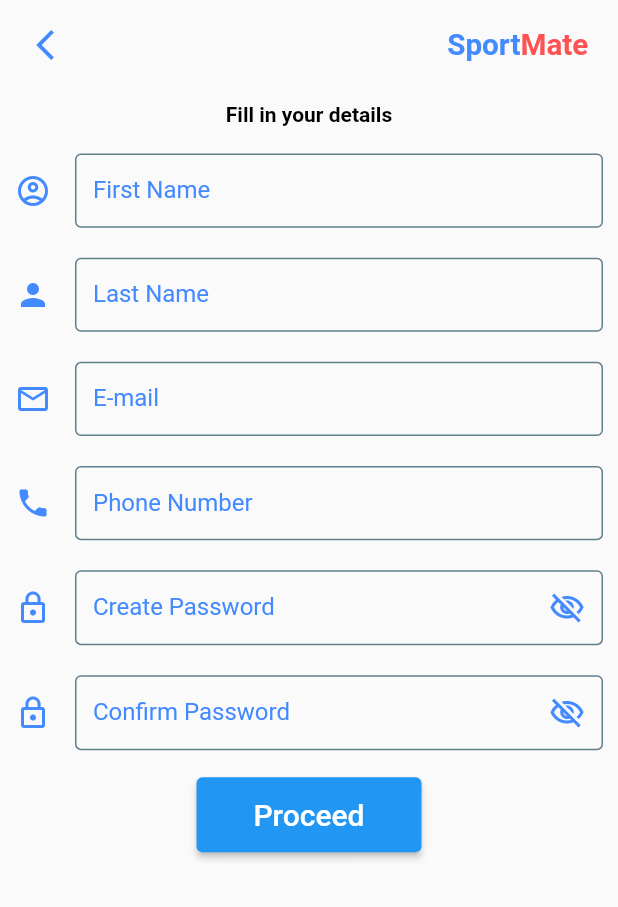
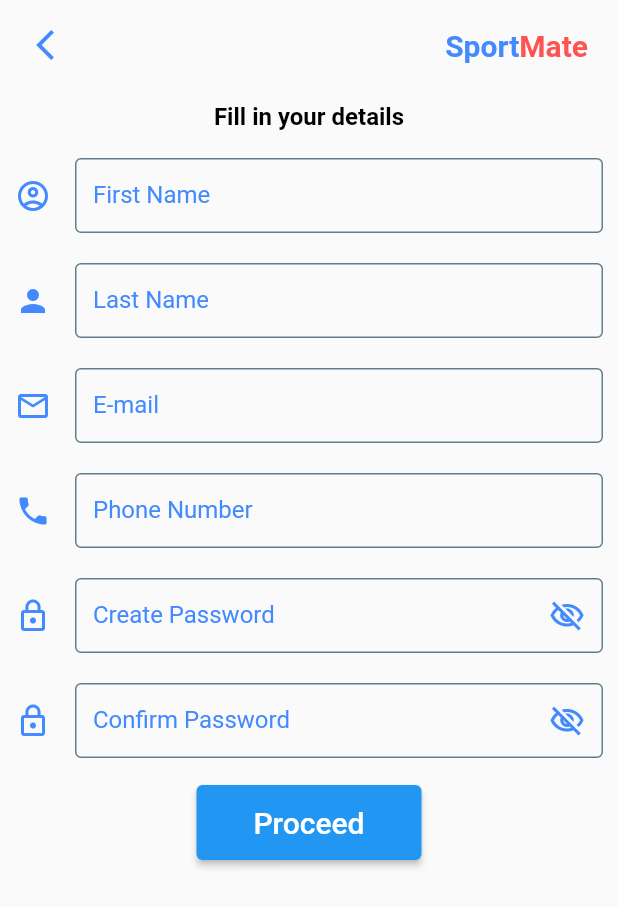
Before and after one commit to oladimeji001/SportMate, a Flutter app: the Register screen opened by its route, on a phone screen of 412 x 824 dp. Shown: the top 907 px of the screen. Run offline on Flutter 3.47's test engine with Material 2 defaults, Android fonts, the phone set to English and light mode, and no system bars; our stand-ins replace flutter_riverpod, localization.

Commit message:
SportMate alpha

```diff
--- a/lib/components/screens/register.dart
+++ b/lib/components/screens/register.dart
@@ -4,8 +4,8 @@ import 'package:sportmate/components/utils/header.dart';
 
 import '../utils/formfield.dart';
 
-bool showText1 = false;
-bool showText2 = false;
+bool _showText1 = false;
+bool _showText2 = false;
 
 class Register extends ConsumerStatefulWidget {
   const Register({super.key});
@@ -15,8 +15,9 @@ class Register extends ConsumerStatefulWidget {
 
 class RegisterState extends ConsumerState<Register> {
 
+  TextEditingController passcontroller1 = TextEditingController();
   TextEditingController passcontroller2 = TextEditingController();
-  TextEditingController passcontroller1 = TextEditingController();
+  TextEditingController emailcontroller = TextEditingController();
   @override
   Widget build(BuildContext context) {
     final size = MediaQuery.of(context).size;
@@ -49,23 +50,23 @@ class RegisterState extends ConsumerState<Register> {
             padding: EdgeInsets.all(8.0),
             child: Text(
               'Fill in your details',
-              style: TextStyle(fontWeight: FontWeight.bold),
+              style: TextStyle(fontWeight: FontWeight.bold, fontSize: 16),
             ),
           ),
           Form(
               child: Wrap(children: [
-            generalForm('First Name', formSizeW, formSizeH,
+            generalForm('First Name', formSizeW, 50,
                 icons: Icons.account_circle_outlined),
-            generalForm('Last Name', formSizeW, formSizeH,
+            generalForm('Last Name', formSizeW, 50,
                 icons: Icons.person),
-            generalForm('E-mail', formSizeW, formSizeH,
+            generalForm('E-mail', formSizeW, 50,
                 icons: Icons.email_outlined),
-            generalForm('Phone Number', formSizeW, formSizeH,
+            generalForm('Phone Number', formSizeW, 50,
                 icons: Icons.phone),
             Padding(
                 padding: const EdgeInsets.all(10.0),
                 child: ConstrainedBox(
-                    constraints: BoxConstraints.tight(const Size(400, 50)),
+                    constraints: BoxConstraints.tight(Size(formSizeW, 50)),
                     child: TextFormField(
                       controller: passcontroller1,
                       style: const TextStyle(
@@ -90,17 +91,17 @@ class RegisterState extends ConsumerState<Register> {
                           ),
                           suffixIcon: IconButton(
                             icon: Icon(
-                              showText1
+                              _showText1
                                   ? Icons.visibility_outlined : Icons.visibility_off_outlined,
                               color: Colors.blueAccent,
                             ),
                             onPressed: () {
                               setState(() {
-                                showText1 = !showText1;
+                                _showText1 = !_showText1;
                               });
                             },
                           )),
-                      obscureText: !showText1,
+                      obscureText: !_showText1,
                       maxLines: 1,
                       autovalidateMode: AutovalidateMode.onUserInteraction,
                       validator: (String? content) {
@@ -117,7 +118,7 @@ class RegisterState extends ConsumerState<Register> {
             Padding(
                 padding: const EdgeInsets.all(10.0),
                 child: ConstrainedBox(
-                    constraints: BoxConstraints.tight(const Size(400, 50)),
+                    constraints: BoxConstraints.tight( Size(formSizeW, 50)),
                     child: TextFormField(
                       style: const TextStyle(
                           color: Colors.indigo, fontWeight: FontWeight.w600),
@@ -141,18 +142,18 @@ class RegisterState extends ConsumerState<Register> {
                           ),
                           suffixIcon: IconButton(
                             icon: Icon(
-                              showText2
+                              _showText2
                                   ?
                                    Icons.visibility_outlined :Icons.visibility_off_outlined,
                               color: Colors.blueAccent,
                             ),
                             onPressed: () {
                               setState(() {
-                                showText2 = !showText2;
+                                _showText2 = !_showText2;
                               });
                             },
                           )),
-                      obscureText: !showText2,
+                      obscureText: !_showText2,
                       maxLines: 1,
                       autovalidateMode: AutovalidateMode.onUserInteraction,
                       validator: (String? content) {
@@ -173,7 +174,7 @@ class RegisterState extends ConsumerState<Register> {
             height: 50,
             child: ElevatedButton(
                 onPressed: () => Navigator.pushNamed(context,
-                    '/verify'), //Don't forget form validation - formkey.currentState.validate()
+                    '/verify', arguments: []), //Don't forget form validation - formkey.currentState.validate()
                 child: const Text(
                   'Proceed',
                   style: TextStyle(color: Colors.white, fontSize: 20),
--- a/lib/components/utils/formfield.dart
+++ b/lib/components/utils/formfield.dart
@@ -12,7 +12,7 @@ Widget otpForm() {
 }
 
 Widget generalForm(String label, double formSizeW, double formSizeH,
-    {IconData? icons, int? maxLength, double? cursorHeight}) {
+    {IconData? icons, int? maxLength, double? cursorHeight, TextEditingController? controller}) {
   return Padding(
       padding: const EdgeInsets.all(10.0),
       child: ConstrainedBox(
--- a/lib/components/utils/header.dart
+++ b/lib/components/utils/header.dart
@@ -1,7 +1,7 @@
 import 'package:flutter/material.dart';
 
 Widget sportMateHeader(var size){
-  double value = size.height * 0.024;
+  double value = 20;
   return Container(
       alignment: Alignment.topRight,
       padding:
```
Also changed, not shown: lib/components/screens/menus/settings_privacy/chg_pass.dart (+108 -47 lines).
